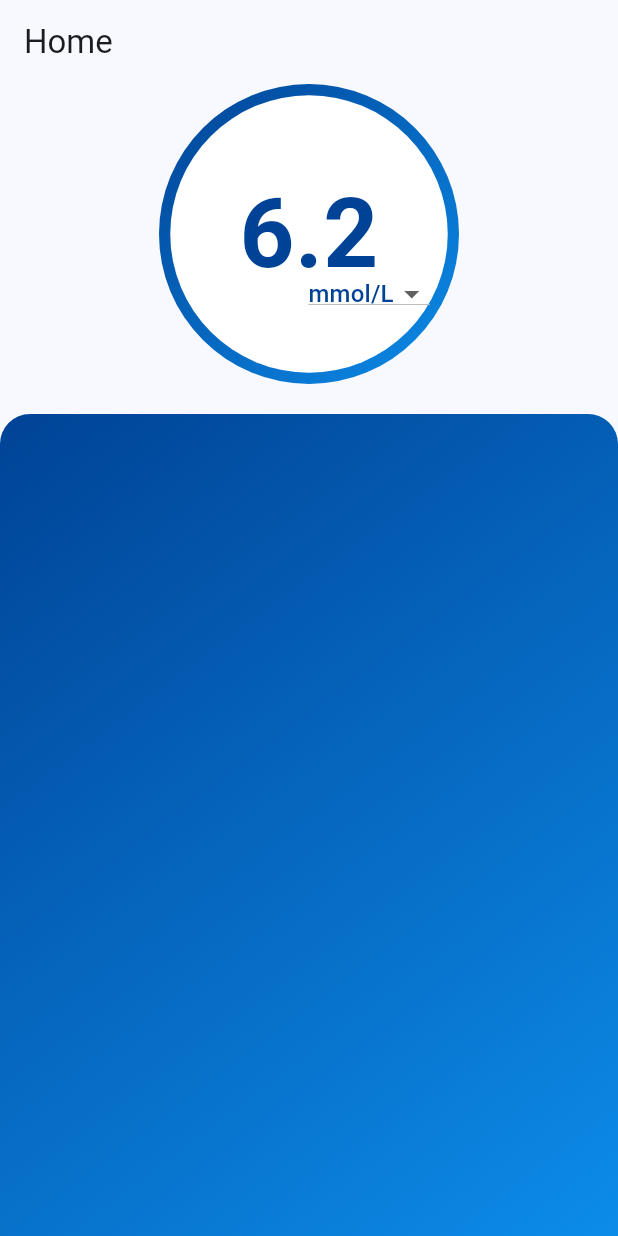
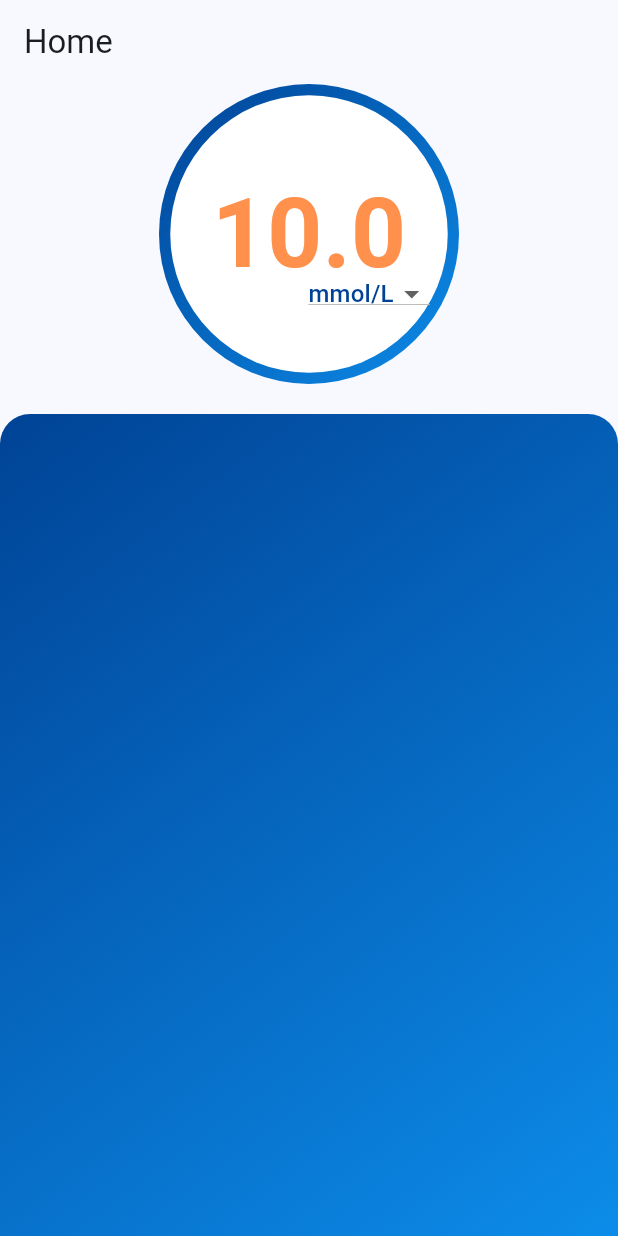
Before and after one commit to PaulDelamare/Diwe_front, a Flutter app: the screen it shows after launch, item 3 of the bottom bar chosen, on a phone screen of 412 x 824 dp. Run offline on Flutter 3.47's test engine with Material 3 defaults, Android fonts, the light colour scheme and no system bars.

Commit message:
creation glycemie.dart pour pouvoir l'importer sur la page bolus plus tard. + changement de couleur lorsque le chriffre de la glycemie devient dangereux.

```diff
--- /dev/null
+++ b/lib/home/glycemie.dart
@@ -0,0 +1,131 @@
+import 'package:flutter/material.dart';
+
+class GlycemieCircle extends StatefulWidget {
+  final String? selectedUnit;
+  final ValueChanged<String?> onUnitChanged;
+
+  const GlycemieCircle({
+    Key? key,
+    required this.selectedUnit,
+    required this.onUnitChanged,
+  }) : super(key: key);
+
+  @override
+  _GlycemieCircleState createState() => _GlycemieCircleState();
+}
+
+class _GlycemieCircleState extends State<GlycemieCircle> {
+  double _mmolLValue = 10; // Valeur glycémique par défaut en mmol/L
+  double _mgdlValue = 180; // Valeur glycémique par défaut en mg/dl
+
+  // Méthode pour convertir la valeur glycémique en mg/dl
+  void _convertToMgdl(double mmolLValue) {
+    setState(() {
+      _mgdlValue = mmolLValue * 18.018;
+    });
+  }
+
+  // Méthode pour convertir la valeur glycémique en mmol/L
+  void _convertToMmolL(double mgdlValue) {
+    setState(() {
+      _mmolLValue = mgdlValue / 18.018;
+    });
+  }
+
+  @override
+  Widget build(BuildContext context) {
+    return Container(
+      width: 200,
+      height: 200,
+      child: Stack(
+        children: [
+          // Dégradé de fond du cercle
+          Center(
+            child: Container(
+              width: double.infinity,
+              height: double.infinity,
+              decoration: BoxDecoration(
+                shape: BoxShape.circle,
+                gradient: LinearGradient(
+                  colors: [
+                    Color(0xFF004396),
+                    Color(0xFF0C8CE9),
+                  ],
+                  begin: Alignment.topLeft,
+                  end: Alignment.bottomRight,
+                ),
+              ),
+            ),
+          ),
+          // Conteneur du cercle blanc
+          Center(
+            child: Container(
+              width: 185,
+              height: 185,
+              decoration: BoxDecoration(
+                shape: BoxShape.circle,
+                color: Colors.white,
+              ),
+              // Texte avec valeur glycémique ajustée au cercle
+              child: Center(
+                child: FittedBox(
+                  fit: BoxFit.scaleDown,
+                  child: Text(
+                    (widget.selectedUnit == 'mmol/L') ? _mmolLValue.toStringAsFixed(1) : _mgdlValue.toStringAsFixed(1),
+                    style: TextStyle(
+                      color: (((widget.selectedUnit == 'mmol/L') && (_mmolLValue < 3.2 || _mmolLValue > 9.9)) ||
+                          ((widget.selectedUnit == 'mg/dl') && (_mgdlValue < 59 || _mgdlValue > 179)))
+                          ? Color(0xFFFF914D) // Couleur en dehors de la plage normale
+                          : Color(0xFF004396), // Couleur normale
+                      fontSize: 64,
+                      fontWeight: FontWeight.bold,
+                    ),
+                  ),
+                ),
+              ),
+            ),
+          ),
+          // Sélecteur d'unité de mesure
+          Positioned(
+            bottom: 45,
+            left: 90,
+            child: Container(
+              width: 100,
+              height: 30,
+              decoration: BoxDecoration(
+                shape: BoxShape.circle,
+                color: Colors.white,
+              ),
+              child: Center(
+                child: DropdownButton<String>(
+                  value: widget.selectedUnit,
+                  onChanged: (newValue) {
+                    if (newValue != widget.selectedUnit) {
+                      widget.onUnitChanged(newValue);
+                      if (newValue == 'mmol/L') {
+                        _convertToMmolL(_mgdlValue);
+                      } else {
+                        _convertToMgdl(_mmolLValue);
+                      }
+                    }
+                  },
+                  items: <String>['mmol/L', 'mg/dl'].map<DropdownMenuItem<String>>((String value) {
+                    return DropdownMenuItem<String>(
+                      value: value,
+                      child: Text(
+                        value,
+                        style: TextStyle(
+                          color: Color(0xFF004396), // Couleur du texte
+                        ),
+                      ),
+                    );
+                  }).toList(),
+                ),
+              ),
+            ),
+          ),
+        ],
+      ),
+    );
+  }
+}
--- a/lib/home/home.dart
+++ b/lib/home/home.dart
@@ -1,4 +1,5 @@
 import 'package:flutter/material.dart';
+import 'glycemie.dart';
 
 void main() {
   runApp(MaterialApp(
@@ -12,8 +13,7 @@ class HomePage extends StatefulWidget {
 }
 
 class _HomePageState extends State<HomePage> {
-  String _selectedUnit = 'mmol/L'; // Unité par défaut
-  double _glycemicValue = 6.2; // Valeur glycémique par défaut
+  String? _selectedUnit = 'mmol/L'; // Modifier le type du variable
 
   @override
   Widget build(BuildContext context) {
@@ -23,94 +23,13 @@ class _HomePageState extends State<HomePage> {
       ),
       body: Column(
         children: [
-          // Cercle glycémique
-          Container(
-            width: 200,
-            height: 200,
-            child: Stack(
-              children: [
-                // Dégradé de fond du cercle
-                Center(
-                  child: Container(
-                    width: double.infinity,
-                    height: double.infinity,
-                    decoration: BoxDecoration(
-                      shape: BoxShape.circle,
-                      gradient: LinearGradient(
-                        colors: [Color(0xFF004396), Color(0xFF0C8CE9)],
-                        begin: Alignment.topLeft,
-                        end: Alignment.bottomRight,
-                      ),
-                    ),
-                  ),
-                ),
-                // Conteneur blanc du cercle
-                Center(
-                  child: Container(
-                    width: 185,
-                    height: 185,
-                    decoration: BoxDecoration(
-                      shape: BoxShape.circle,
-                      color: Colors.white,
-                    ),
-                    child: Center(
-                      // Texte avec valeur glycémique ajustée au cercle
-                      child: FittedBox(
-                        fit: BoxFit.scaleDown,
-                        child: Text(
-                          _glycemicValue.toStringAsFixed(1),
-                          style: TextStyle(
-                            color: Color(0xFF004396),
-                            fontSize: 64,
-                            fontWeight: FontWeight.bold,
-                          ),
-                        ),
-                      ),
-                    ),
-                  ),
-                ),
-                // Sélecteur d'unité de mesure
-                Positioned(
-                  bottom: 45,
-                  left: 90,
-                  child: Container(
-                    width: 100,
-                    height: 30,
-                    decoration: BoxDecoration(
-                      shape: BoxShape.circle,
-                      color: Colors.white,
-                    ),
-                    child: Center(
-                      child: DropdownButton<String>(
-                        value: _selectedUnit,
-                        onChanged: (newValue) {
-                          setState(() {
-                            _selectedUnit = newValue!;
-                            // Mise à jour de la valeur glycémique en fonction de l'unité sélectionnée
-                            if (_selectedUnit == 'mmol/L') {
-                              _glycemicValue = 6.2; // Valeur arbitraire en mmol/L
-                            } else {
-                              _glycemicValue = 112; // Valeur arbitraire en mg/dl
-                            }
-                          });
-                        },
-                        items: <String>['mmol/L', 'mg/dl'].map<DropdownMenuItem<String>>((String value) {
-                          return DropdownMenuItem<String>(
-                            value: value,
-                            child: Text(
-                              value,
-                              style: TextStyle(
-                                color: Color(0xFF004396), // Couleur du texte
-                              ),
-                            ),
-                          );
-                        }).toList(),
-                      ),
-                    ),
-                  ),
-                ),
-              ],
-            ),
+          GlycemieCircle(
+            selectedUnit: _selectedUnit,
+            onUnitChanged: (newValue) {
+              setState(() {
+                _selectedUnit = newValue;
+              });
+            },
           ),
           SizedBox(height: 20), // Espace entre les deux blocs
           // Fond bleu en dessous du cercle
```
